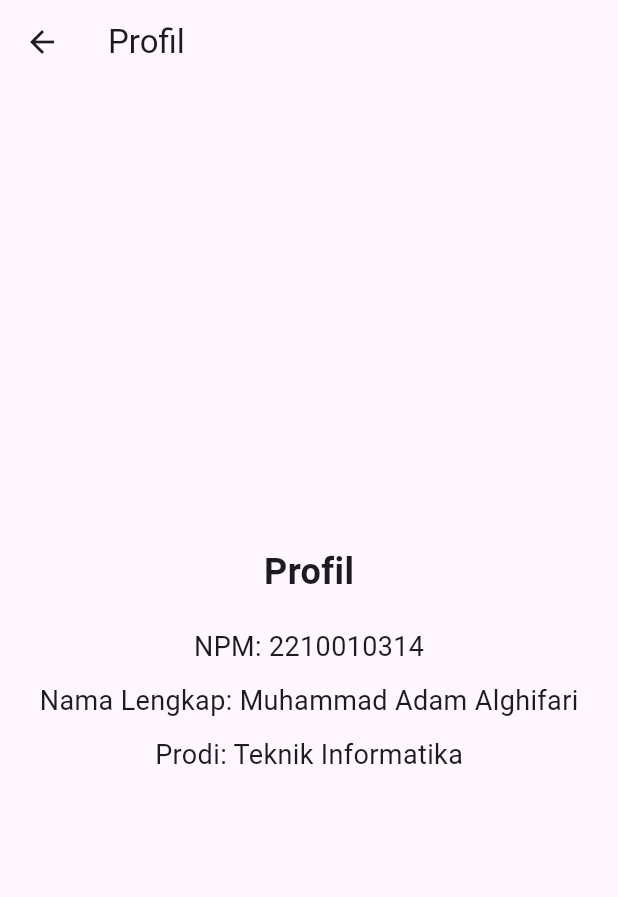
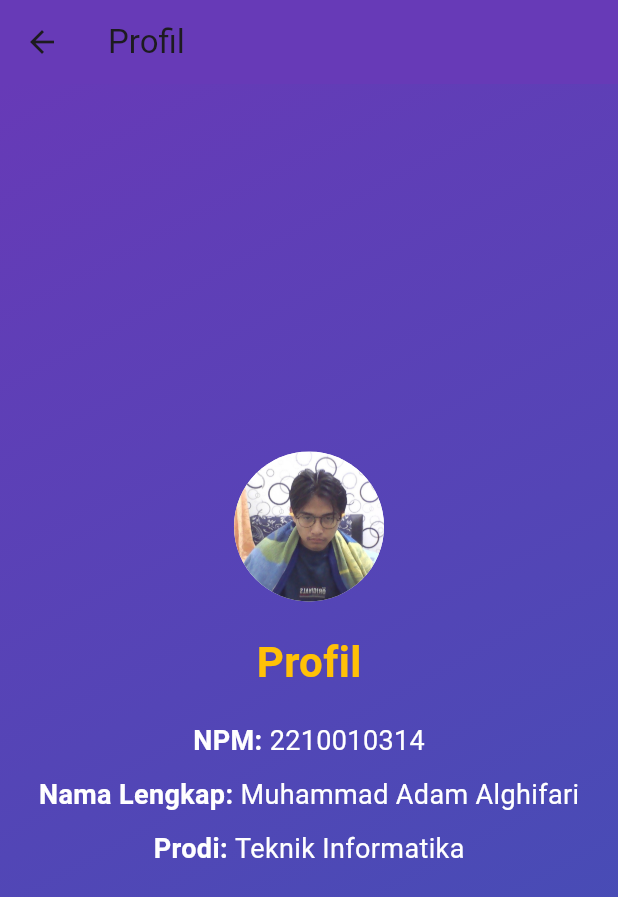
Before and after one commit to maa040424/ChallengeNNN, a Flutter app: the ProfilPage screen opened directly, on a phone screen of 412 x 824 dp. Shown: the top 897 px of the screen. Run offline on Flutter 3.47's test engine with Material 3 defaults, Android fonts, the light colour scheme and no system bars.

Commit message:
UTS Flutter / Visual 3

```diff
--- a/Hari14/uts_2210010314/lib/profil.dart
+++ b/Hari14/uts_2210010314/lib/profil.dart
@@ -6,33 +6,86 @@
     return Scaffold(
       appBar: AppBar(
         title: Text('Profil'),
+        backgroundColor: Colors.deepPurple,
       ),
-      body: Center(
+      body: Container(
+        decoration: BoxDecoration(
+          gradient: LinearGradient(
+            colors: [Colors.deepPurple, Colors.indigo],
+            begin: Alignment.topLeft,
+            end: Alignment.bottomRight,
+          ),
+        ),
+        child: Center(
           child: Column(
             mainAxisAlignment: MainAxisAlignment.center,
             children: [
-            Text(
-              'Profil',
-              style: TextStyle(fontSize: 24, fontWeight: FontWeight.bold),
+              CircleAvatar(
+                radius: 50,
+                backgroundImage: AssetImage(
+                    'assets/re.jpg'), // Ganti NetworkImage dengan AssetImage
+                backgroundColor: Colors.white,
               ),
               SizedBox(height: 20),
               Text(
-              'NPM: 2210010314',
-              style: TextStyle(fontSize: 18),
+                'Profil',
+                style: TextStyle(
+                  fontSize: 28,
+                  fontWeight: FontWeight.bold,
+                  color: Colors.amber,
+                ),
+              ),
+              SizedBox(height: 20),
+              InfoText(
+                label: 'NPM:',
+                value: '2210010314',
               ),
               SizedBox(height: 10),
-            Text(
-              'Nama Lengkap: Muhammad Adam Alghifari',
-              style: TextStyle(fontSize: 18),
+              InfoText(
+                label: 'Nama Lengkap:',
+                value: 'Muhammad Adam Alghifari',
               ),
               SizedBox(height: 10),
-            Text(
-              'Prodi: Teknik Informatika',
-              style: TextStyle(fontSize: 18),
+              InfoText(
+                label: 'Prodi:',
+                value: 'Teknik Informatika',
               ),
             ],
+          ),
         ),
       ),
     );
   }
 }
+
+// Custom widget for displaying profile information
+class InfoText extends StatelessWidget {
+  final String label;
+  final String value;
+
+  InfoText({required this.label, required this.value});
+
+  @override
+  Widget build(BuildContext context) {
+    return Row(
+      mainAxisAlignment: MainAxisAlignment.center,
+      children: [
+        Text(
+          '$label ',
+          style: TextStyle(
+            fontSize: 18,
+            fontWeight: FontWeight.bold,
+            color: Colors.white,
+          ),
+        ),
+        Text(
+          value,
+          style: TextStyle(
+            fontSize: 18,
+            color: Colors.white,
+          ),
+        ),
+      ],
+    );
+  }
+}
--- a/Hari14/uts_2210010314/pubspec.yaml
+++ b/Hari14/uts_2210010314/pubspec.yaml
@@ -17,3 +17,6 @@
 
 flutter:
   uses-material-design: true
+
+  assets:
+    - assets/re.jpg
```
Also changed, not shown: Hari14/uts_2210010314/assets/re.jpg (added). Lines whose indentation alone changed are shown as unchanged.
